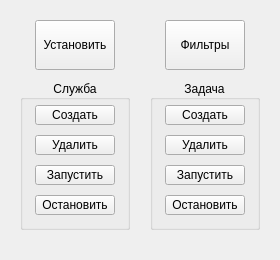
noperezoso/zapretGUI, file ui/zapretGUI.ui: the form before one commit.
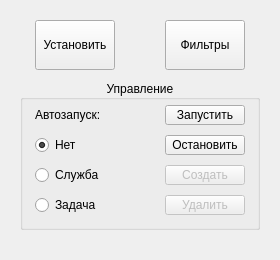
The form after the commit.

Commit message: feat: implement unified Service/Task control with shared button set

The edit to the form file:
```diff
--- a/ui/zapretGUI.ui
+++ b/ui/zapretGUI.ui
@@ -22,7 +22,7 @@
      <rect>
       <x>20</x>
       <y>80</y>
-      <width>110</width>
+      <width>240</width>
       <height>150</height>
      </rect>
     </property>
@@ -30,7 +30,7 @@
      <locale language="Russian" country="Russia"/>
     </property>
     <property name="title">
-     <string>Служба</string>
+     <string>Управление</string>
     </property>
     <property name="alignment">
      <set>Qt::AlignmentFlag::AlignCenter</set>
@@ -38,8 +38,8 @@
     <widget class="QPushButton" name="pushButton_13">
      <property name="geometry">
       <rect>
-       <x>15</x>
-       <y>85</y>
+       <x>145</x>
+       <y>25</y>
        <width>80</width>
        <height>20</height>
       </rect>
@@ -54,8 +54,8 @@
     <widget class="QPushButton" name="pushButton_14">
      <property name="geometry">
       <rect>
-       <x>15</x>
-       <y>115</y>
+       <x>145</x>
+       <y>55</y>
        <width>80</width>
        <height>20</height>
       </rect>
@@ -68,10 +68,13 @@
      </property>
     </widget>
     <widget class="QPushButton" name="pushButton_11">
+     <property name="enabled">
+      <bool>false</bool>
+     </property>
      <property name="geometry">
       <rect>
-       <x>15</x>
-       <y>25</y>
+       <x>145</x>
+       <y>85</y>
        <width>80</width>
        <height>20</height>
       </rect>
@@ -84,10 +87,13 @@
      </property>
     </widget>
     <widget class="QPushButton" name="pushButton_12">
+     <property name="enabled">
+      <bool>false</bool>
+     </property>
      <property name="geometry">
       <rect>
-       <x>15</x>
-       <y>55</y>
+       <x>145</x>
+       <y>115</y>
        <width>80</width>
        <height>20</height>
       </rect>
@@ -99,6 +105,61 @@
       <string>Удалить</string>
      </property>
     </widget>
+    <widget class="QRadioButton" name="radioButton_11">
+     <property name="geometry">
+      <rect>
+       <x>15</x>
+       <y>55</y>
+       <width>80</width>
+       <height>20</height>
+      </rect>
+     </property>
+     <property name="text">
+      <string>Нет</string>
+     </property>
+     <property name="checked">
+      <bool>true</bool>
+     </property>
+    </widget>
+    <widget class="QRadioButton" name="radioButton_12">
+     <property name="geometry">
+      <rect>
+       <x>15</x>
+       <y>85</y>
+       <width>80</width>
+       <height>20</height>
+      </rect>
+     </property>
+     <property name="text">
+      <string>Служба</string>
+     </property>
+    </widget>
+    <widget class="QRadioButton" name="radioButton_13">
+     <property name="geometry">
+      <rect>
+       <x>15</x>
+       <y>115</y>
+       <width>80</width>
+       <height>20</height>
+      </rect>
+     </property>
+     <property name="text">
+      <string>Задача</string>
+     </property>
+    </widget>
+    <widget class="QLabel" name="label_11">
+     <property name="geometry">
+      <rect>
+       <x>15</x>
+       <y>25</y>
+       <width>80</width>
+       <height>20</height>
+      </rect>
+     </property>
+     <property name="text">
+      <string>Автозапуск:</string>
+     </property>
+    </widget>
    </widget>
    <widget class="QPushButton" name="pushButton_02">
     <property name="geometry">
@@ -116,89 +177,6 @@
      <string>Фильтры</string>
     </property>
    </widget>
-   <widget class="QGroupBox" name="groupBox_2">
-    <property name="geometry">
-     <rect>
-      <x>150</x>
-      <y>80</y>
-      <width>110</width>
-      <height>150</height>
-     </rect>
-    </property>
-    <property name="locale">
-     <locale language="Russian" country="Russia"/>
-    </property>
-    <property name="title">
-     <string>Задача</string>
-    </property>
-    <property name="alignment">
-     <set>Qt::AlignmentFlag::AlignCenter</set>
-    </property>
-    <widget class="QPushButton" name="pushButton_23">
-     <property name="geometry">
-      <rect>
-       <x>15</x>
-       <y>85</y>
-       <width>80</width>
-       <height>20</height>
-      </rect>
-     </property>
-     <property name="locale">
-      <locale language="Russian" country="Russia"/>
-     </property>
-     <property name="text">
-      <string>Запустить</string>
-     </property>
-    </widget>
-    <widget class="QPushButton" name="pushButton_24">
-     <property name="geometry">
-      <rect>
-       <x>15</x>
-       <y>115</y>
-       <width>80</width>
-       <height>20</height>
-      </rect>
-     </property>
-     <property name="locale">
-      <locale language="Russian" country="Russia"/>
-     </property>
-     <property name="text">
-      <string>Остановить</string>
-     </property>
-    </widget>
-    <widget class="QPushButton" name="pushButton_21">
-     <property name="geometry">
-      <rect>
-       <x>15</x>
-       <y>25</y>
-       <width>80</width>
-       <height>20</height>
-      </rect>
-     </property>
-     <property name="locale">
-      <locale language="Russian" country="Russia"/>
-     </property>
-     <property name="text">
-      <string>Создать</string>
-     </property>
-    </widget>
-    <widget class="QPushButton" name="pushButton_22">
-     <property name="geometry">
-      <rect>
-       <x>15</x>
-       <y>55</y>
-       <width>80</width>
-       <height>20</height>
-      </rect>
-     </property>
-     <property name="locale">
-      <locale language="Russian" country="Russia"/>
-     </property>
-     <property name="text">
-      <string>Удалить</string>
-     </property>
-    </widget>
-   </widget>
    <widget class="QPushButton" name="pushButton_00">
     <property name="geometry">
      <rect>
```
Left out of the diff: 99 changed lines with no effect on the pictures. The commit also changes 2 other files.
